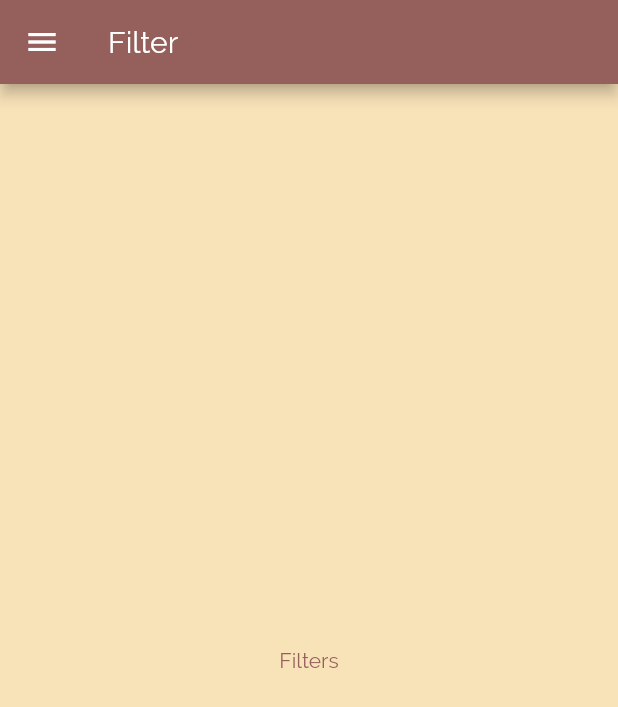
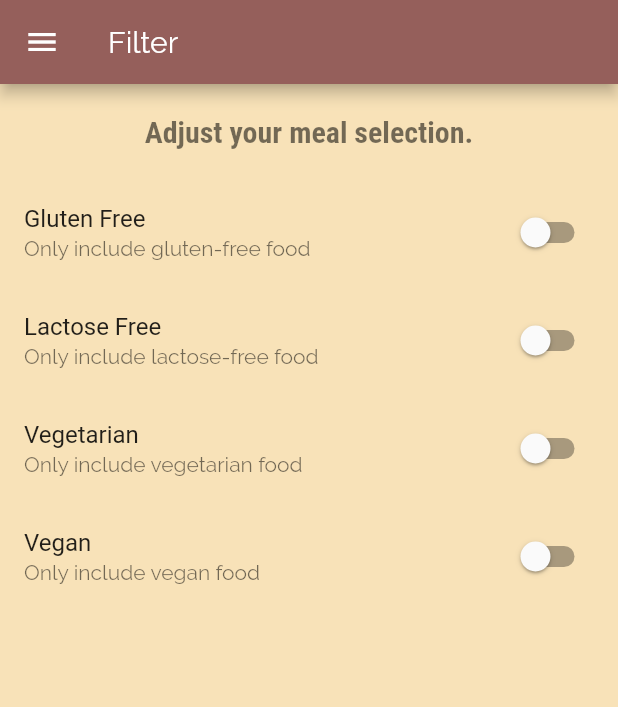
Before and after one commit to VishnuPothan/Recipe-Flutter-App, a Flutter app: the FiltersScreen screen opened by its route, on a phone screen of 412 x 824 dp. Shown: the top 707 px of the screen. Run offline on Flutter 3.47's test engine with Material 2 defaults, Android fonts, the phone set to English and light mode, and no system bars.

```diff
--- a/lib/screen/filtersScreen.dart
+++ b/lib/screen/filtersScreen.dart
@@ -1,8 +1,28 @@
 import 'package:flutter/material.dart';
 import '../widgets/mainDrawer.dart';
 
-class FiltersScreen extends StatelessWidget {
+class FiltersScreen extends StatefulWidget {
   static const routeName = '/filters';
+
+  @override
+  _FiltersScreenState createState() => _FiltersScreenState();
+}
+
+class _FiltersScreenState extends State<FiltersScreen> {
+  var _glutenFree = false;
+  var _vegetarian = false;
+  var _vegan = false;
+  var _lactoseFree = false;
+
+  Widget _builtSwitchListTile(
+      String title, String description, bool currValue, Function updateValue) {
+    return SwitchListTile(
+      value: currValue,
+      onChanged: updateValue,
+      title: Text(title),
+      subtitle: Text(description),
+    );
+  }
 
   @override
   Widget build(BuildContext context) {
@@ -10,8 +30,62 @@ class FiltersScreen extends StatelessWidget {
       appBar: AppBar(
         title: Text('Filter'),
       ),
-      body: Center(
-        child: Text('Filters'),
+      body: Column(
+        children: [
+          Container(
+            padding: EdgeInsets.all(20),
+            child: Text(
+              'Adjust your meal selection.',
+              style: Theme.of(context).textTheme.headline1,
+            ),
+          ),
+          Expanded(
+            child: ListView(
+              children: [
+                _builtSwitchListTile(
+                  'Gluten Free',
+                  'Only include gluten-free food',
+                  _glutenFree,
+                  (newValue) {
+                    setState(() {
+                      _glutenFree = newValue;
+                    });
+                  },
+                ),
+                _builtSwitchListTile(
+                  'Lactose Free',
+                  'Only include lactose-free food',
+                  _lactoseFree,
+                      (newValue) {
+                    setState(() {
+                      _lactoseFree = newValue;
+                    });
+                  },
+                ),
+                _builtSwitchListTile(
+                  'Vegetarian',
+                  'Only include vegetarian food',
+                  _vegetarian,
+                      (newValue) {
+                    setState(() {
+                      _vegetarian = newValue;
+                    });
+                  },
+                ),
+                _builtSwitchListTile(
+                  'Vegan',
+                  'Only include vegan food',
+                  _vegan,
+                      (newValue) {
+                    setState(() {
+                      _vegan = newValue;
+                    });
+                  },
+                ),
+              ],
+            ),
+          ),
+        ],
       ),
       drawer: MainDrawer(),
     );
```
